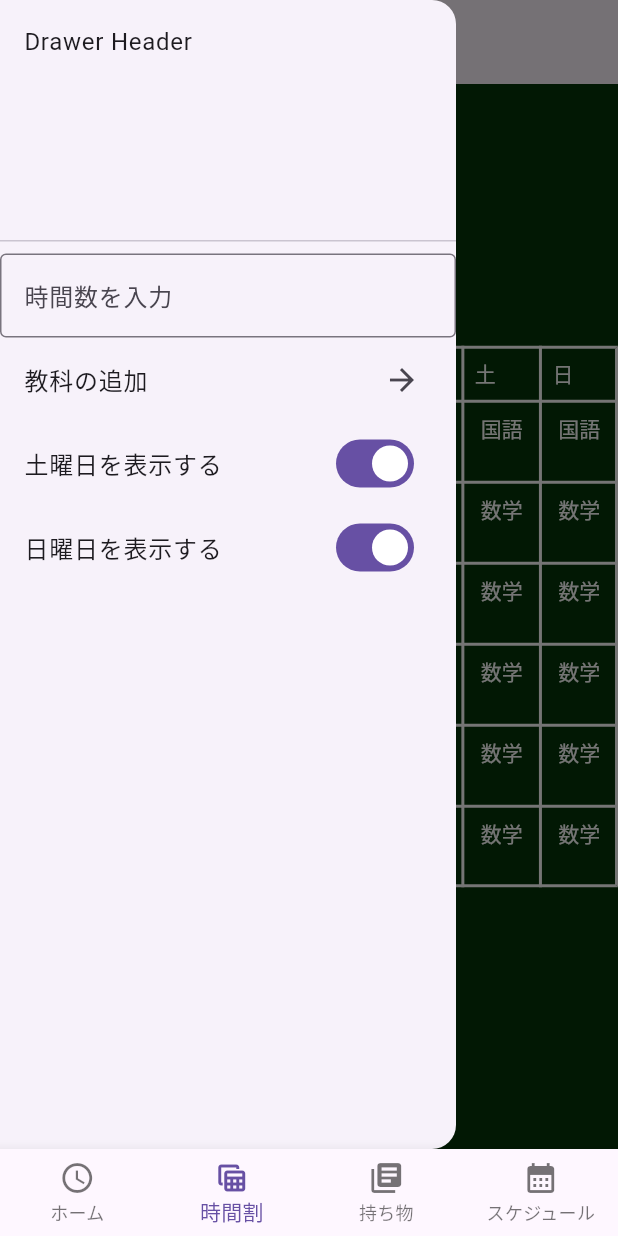
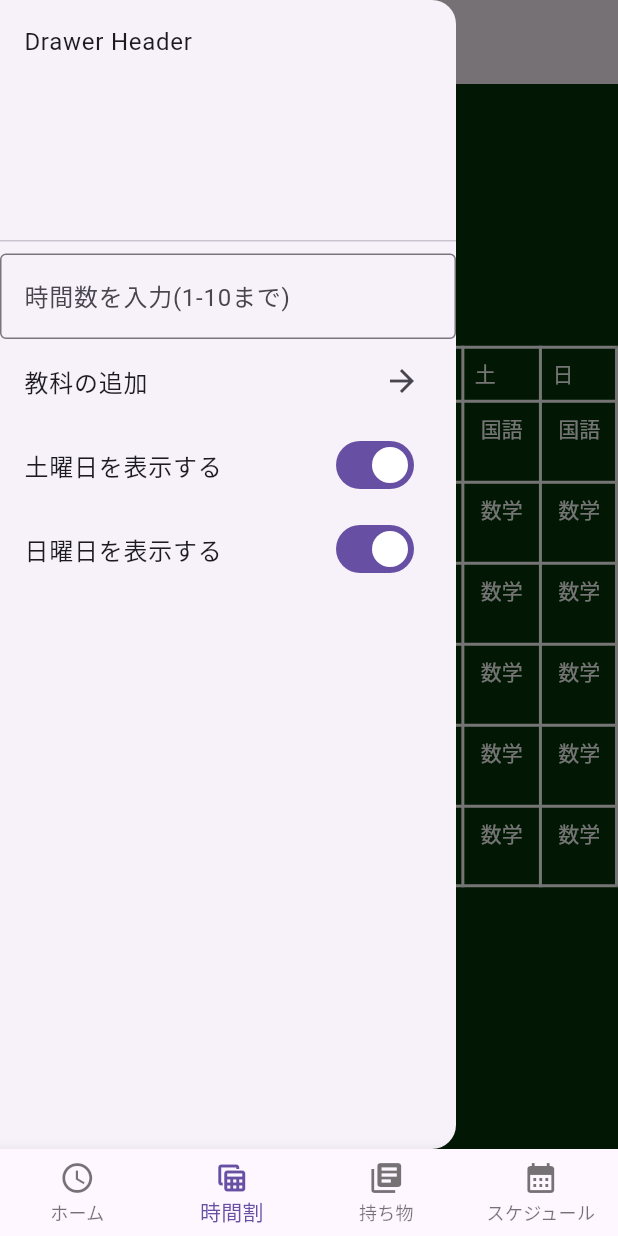
Before and after one commit to OMEGA-himajin/remind-dev, a Flutter app: the screen it shows after launch, item 2 of the bottom bar chosen, with the side drawer open, on a phone screen of 412 x 824 dp. Run offline on Flutter 3.47's test engine with Material 3 defaults, Android fonts, the phone set to English and light mode, and no system bars; our stand-ins replace firebase_auth, firebase_core; accounts and stored records are empty; statements that could not run were skipped.

Commit message:
時間数について修正

```diff
--- a/lib/screens/timetable.dart
+++ b/lib/screens/timetable.dart
@@ -47,7 +47,7 @@ class _TimeTableScreenState extends State<TimeTableScreen> {
                 keyboardType: TextInputType.number, // 数字のみを入力可能にする
                 decoration: InputDecoration(
                   border: OutlineInputBorder(), // 四角形の箱
-                  hintText: '時間数を入力', // 入力フィールドのプレースホルダーテキスト
+                  hintText: '時間数を入力(1-10まで)', // 入力フィールドのプレースホルダーテキスト
                 ),
               ),
               ListTile(
```
